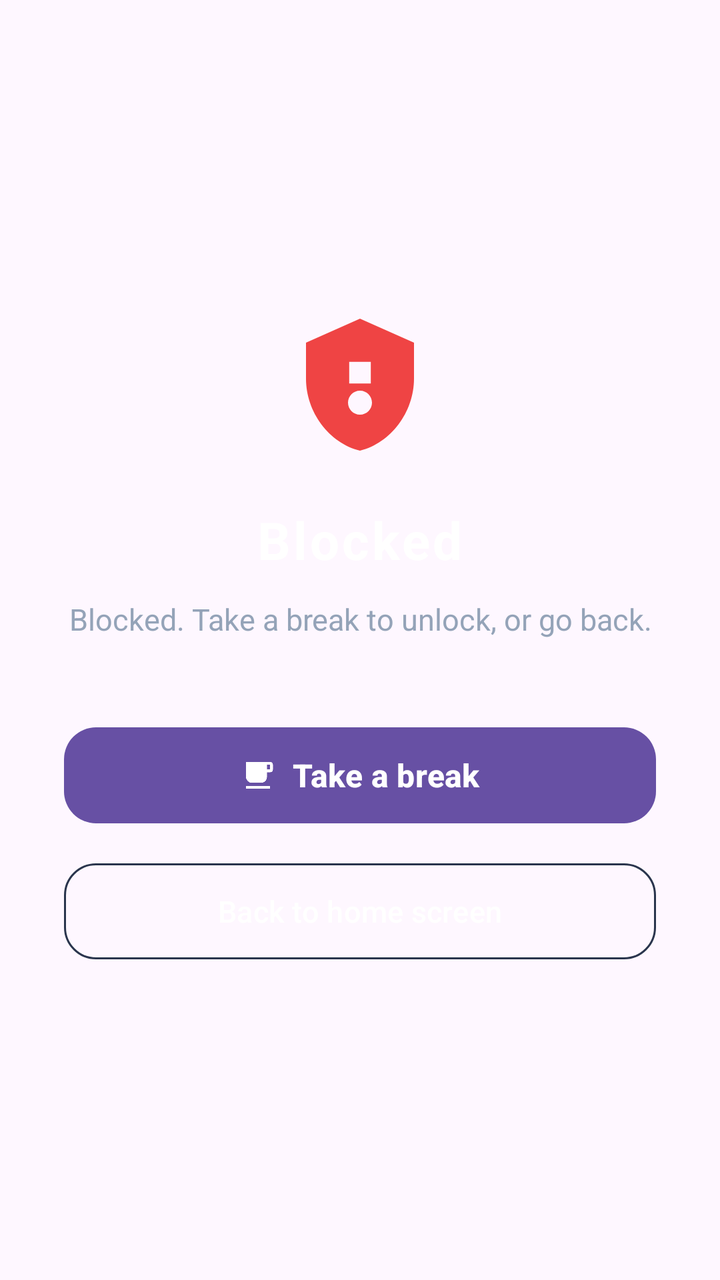
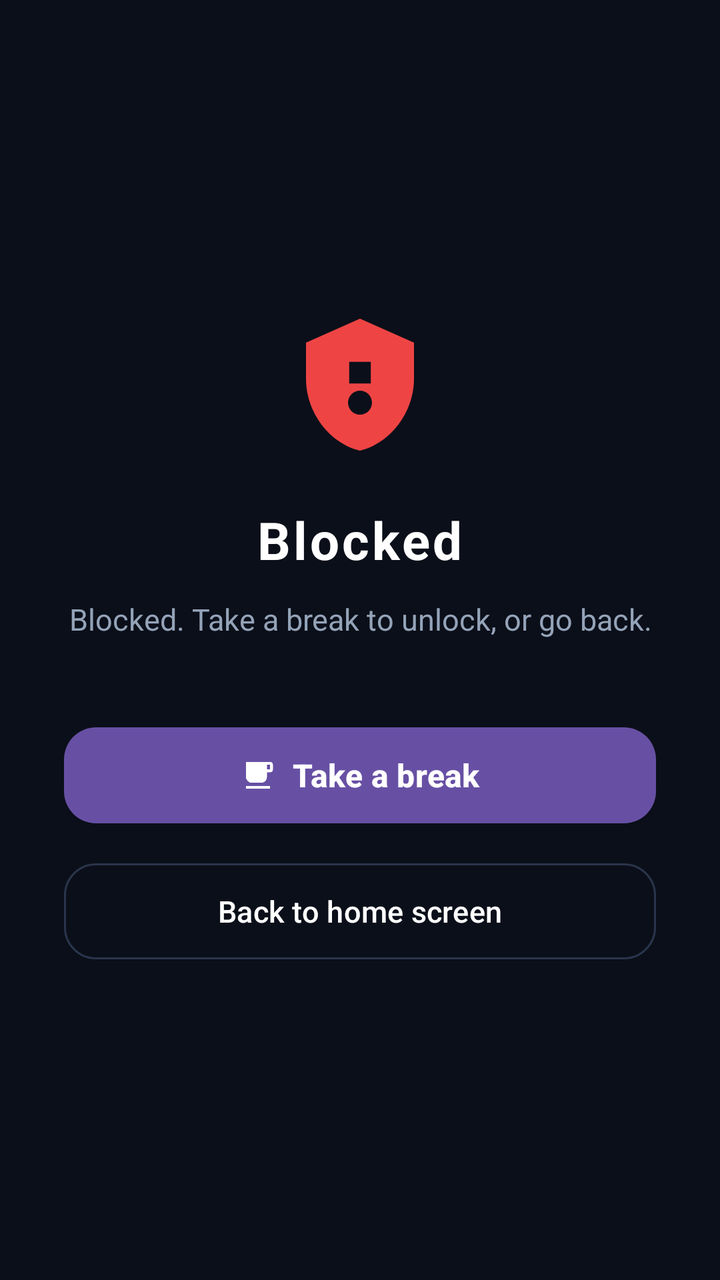

Before-and-after screenshots of an Android layout around one commit, followed by the original layout XML and the change that was made.
<!-- AndroidManifest.xml: activity theme Theme.LockoutGate.Block -->
<!-- res/layout/activity_block.xml -->
<?xml version="1.0" encoding="utf-8"?>
<FrameLayout xmlns:android="http://schemas.android.com/apk/res/android"
    xmlns:app="http://schemas.android.com/apk/res-auto"
    android:layout_width="match_parent"
    android:layout_height="match_parent">

    
    <ImageView
        android:id="@+id/customBackgroundImageView"
        android:layout_width="match_parent"
        android:layout_height="match_parent"
        android:contentDescription="@null"
        android:scaleType="centerCrop"
        android:visibility="gone" />

    
    <View
        android:id="@+id/backgroundScrimView"
        android:layout_width="match_parent"
        android:layout_height="match_parent"
        android:background="#80000000"
        android:visibility="gone" />

    <LinearLayout
        android:layout_width="match_parent"
        android:layout_height="match_parent"
        android:gravity="center"
        android:orientation="vertical"
        android:padding="32dp">

        
        <ImageView
            android:layout_width="72dp"
            android:layout_height="72dp"
            android:layout_marginBottom="24dp"
            android:contentDescription="@string/block_title"
            android:src="@drawable/ic_shield_lock"
            app:tint="@color/status_locked" />

        <TextView
            android:id="@+id/blockTitle"
            android:layout_width="wrap_content"
            android:layout_height="wrap_content"
            android:letterSpacing="0.05"
            android:text="@string/block_title"
            android:textColor="#FFFFFF"
            android:textSize="26sp"
            android:textStyle="bold" />

        <TextView
            android:id="@+id/blockMessage"
            android:layout_width="match_parent"
            android:layout_height="wrap_content"
            android:layout_marginTop="12dp"
            android:layout_marginBottom="40dp"
            android:gravity="center"
            android:lineSpacingExtra="4dp"
            android:text="@string/block_message"
            android:textColor="@color/text_secondary_dark"
            android:textSize="15sp" />

        <com.google.android.material.button.MaterialButton
            android:id="@+id/eatingBreakButton"
            style="@style/Widget.Material3.Button"
            android:layout_width="match_parent"
            android:layout_height="56dp"
            android:layout_marginBottom="12dp"
            android:text="@string/block_eating_break"
            android:textSize="16sp"
            android:textStyle="bold"
            app:cornerRadius="16dp"
            app:icon="@drawable/ic_break"
            app:iconGravity="textStart"
            app:iconPadding="8dp" />

        <com.google.android.material.button.MaterialButton
            android:id="@+id/backToWorkButton"
            style="@style/Widget.Material3.Button.OutlinedButton"
            android:layout_width="match_parent"
            android:layout_height="56dp"
            android:text="@string/block_back_to_work"
            android:textColor="#FFFFFF"
            android:textSize="15sp"
            app:cornerRadius="16dp"
            app:strokeColor="@color/card_stroke_dark" />

    </LinearLayout>
</FrameLayout>
<!-- resources referenced by this layout -->
<resources>
  <color name="card_stroke_dark">#2A354D</color>
  <color name="status_locked">#EF4444</color>
  <color name="text_secondary_dark">#94A3B8</color>
  <!-- drawable ic_break (drawable) -->
  <vector xmlns:android="http://schemas.android.com/apk/res/android"
      android:width="24dp"
      android:height="24dp"
      android:viewportWidth="24"
      android:viewportHeight="24">
    <path
        android:fillColor="#FF000000"
        android:pathData="M20,3H4v10c0,2.21 1.79,4 4,4h6c2.21,0 4,-1.79 4,-4v-3h2c1.1,0 2,-0.9 2,-2V5c0,-1.1 -0.9,-2 -2,-2zm0,5h-2V5h2v3zM4,19h16v2H4z"/>
  </vector>
  <!-- drawable ic_shield_lock (drawable) -->
  <vector xmlns:android="http://schemas.android.com/apk/res/android"
      android:width="24dp"
      android:height="24dp"
      android:viewportWidth="24"
      android:viewportHeight="24">
    <path
        android:fillColor="#FF000000"
        android:pathData="M12,1L3,5v6c0,5.55 3.84,10.74 9,12 5.16,-1.26 9,-6.45 9,-12V5l-9,-4zM12,17c-1.1,0 -2,-0.9 -2,-2s0.9,-2 2,-2 2,0.9 2,2 -0.9,2 -2,2zM13.8,11.8h-3.6V8.2h3.6v3.6z"/>
  </vector>
  <string name="block_back_to_work">Back to home screen</string>
  <string name="block_eating_break">Take a break</string>
  <string name="block_message">Blocked. Take a break to unlock, or go back.</string>
  <string name="block_title">Blocked</string>
  <style name="Theme.LockoutGate.Block" parent="Theme.Material3.DayNight.NoActionBar">
          <item name="android:windowAnimationStyle">@null</item>
          <item name="android:windowIsTranslucent">false</item>
          <item name="android:statusBarColor">@color/background_dark</item>
          <item name="android:navigationBarColor">@color/background_dark</item>
          <item name="android:windowLightStatusBar">false</item>
      </style>
  <color name="background_dark">#0B0F19</color>
</resources>

<!-- the commit's change to res/layout/activity_block.xml (unified diff, before → after) -->
@@ -2,7 +2,8 @@
 <FrameLayout xmlns:android="http://schemas.android.com/apk/res/android"
     xmlns:app="http://schemas.android.com/apk/res-auto"
     android:layout_width="match_parent"
-    android:layout_height="match_parent">
+    android:layout_height="match_parent"
+    android:background="@color/background_dark">
 
     
     <ImageView
